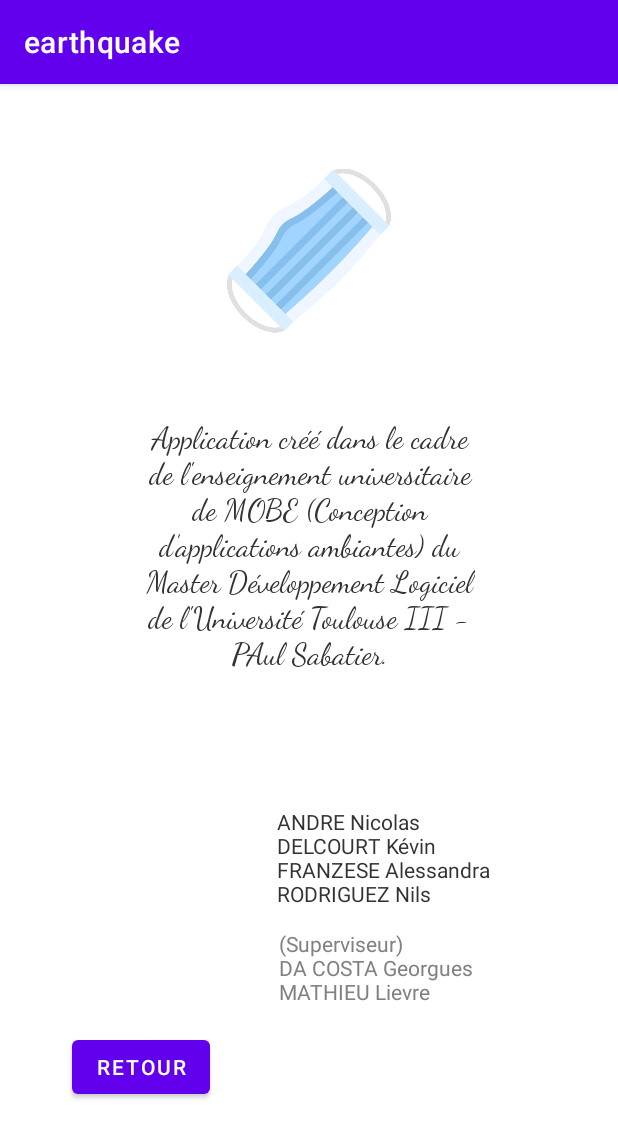
After one commit to mobe-vacances/earthquake, an Android app: the Credit screen opened directly, with no data from a screen before it, on a phone screen of 412 x 824 dp. The commit adds this screen. Shown: the top 1138 px of the screen. Run offline under Robolectric (Android 15) with nearby library versions, the phone set to English and light mode, and no system bars.

Commit message:
Add credit activity.

```diff
--- a/app/src/main/AndroidManifest.xml
+++ b/app/src/main/AndroidManifest.xml
@@ -9,9 +9,10 @@
         android:roundIcon="@drawable/icon"
         android:supportsRtl="true"
         android:theme="@style/Theme.Earthquake">
+        <activity android:name=".game_menu.Credit"></activity>
         <activity
             android:name=".game_menu.GameOver"
-            android:screenOrientation="portrait"></activity>
+            android:screenOrientation="portrait" />
         <activity
             android:name=".game_menu.MainMenu"
             android:label="@string/app_name"
@@ -25,8 +26,7 @@
         <activity
             android:name=".game.GameActivity"
             android:label="@string/app_name"
-            android:screenOrientation="portrait"
-            ></activity>
+            android:screenOrientation="portrait" />
     </application>
 
 </manifest>
--- /dev/null
+++ b/app/src/main/java/helloandroid/m2dl/earthquake/game_menu/Credit.java
@@ -0,0 +1,24 @@
+package helloandroid.m2dl.earthquake.game_menu;
+
+import androidx.appcompat.app.AppCompatActivity;
+
+import android.content.Intent;
+import android.os.Bundle;
+import android.view.View;
+
+import helloandroid.m2dl.earthquake.R;
+
+public class Credit extends AppCompatActivity {
+
+    @Override
+    protected void onCreate(Bundle savedInstanceState) {
+        super.onCreate(savedInstanceState);
+        setContentView(R.layout.activity_credit);
+    }
+
+
+    public void backMenu(View view) {
+        Intent intent = new Intent(Credit.this, MainMenu.class);
+        startActivity(intent);
+    }
+}
--- a/app/src/main/java/helloandroid/m2dl/earthquake/game_menu/MainMenu.java
+++ b/app/src/main/java/helloandroid/m2dl/earthquake/game_menu/MainMenu.java
@@ -20,6 +20,10 @@ public class MainMenu extends AppCompatActivity {
     public void lauchGame(View view){
         Intent intent = new Intent(MainMenu.this, GameActivity.class);
         startActivity(intent);
+    }
 
+    public void lauchCredit(View view) {
+        Intent intent = new Intent(MainMenu.this, Credit.class);
+        startActivity(intent);
     }
 }
--- /dev/null
+++ b/app/src/main/res/layout/activity_credit.xml
@@ -0,0 +1,73 @@
+<?xml version="1.0" encoding="utf-8"?>
+<androidx.constraintlayout.widget.ConstraintLayout xmlns:android="http://schemas.android.com/apk/res/android"
+    xmlns:app="http://schemas.android.com/apk/res-auto"
+    xmlns:tools="http://schemas.android.com/tools"
+    android:layout_width="match_parent"
+    android:layout_height="match_parent"
+    tools:context=".game_menu.Credit">
+
+    <TextView
+        android:id="@+id/textView2"
+        android:layout_width="221dp"
+        android:layout_height="238dp"
+        android:fontFamily="cursive"
+        android:text="Application créé dans le cadre de l'enseignement universitaire de MOBE (Conception d’applications ambiantes) du Master Développement Logiciel de l'Université Toulouse III - PAul Sabatier."
+        android:textAlignment="center"
+        android:textColor="#333"
+        android:textSize="20sp"
+        app:layout_constraintBottom_toBottomOf="parent"
+        app:layout_constraintEnd_toEndOf="parent"
+        app:layout_constraintStart_toStartOf="parent"
+        app:layout_constraintTop_toBottomOf="@+id/imageView"
+        app:layout_constraintVertical_bias="0.12" />
+
+    <TextView
+        android:id="@+id/textView3"
+        android:layout_width="210dp"
+        android:layout_height="75dp"
+        android:text="ANDRE Nicolas \nDELCOURT Kévin\nFRANZESE Alessandra\nRODRIGUEZ Nils"
+        android:textColor="#333"
+        app:layout_constraintBottom_toBottomOf="parent"
+        app:layout_constraintEnd_toEndOf="parent"
+        app:layout_constraintHorizontal_bias="0.722"
+        app:layout_constraintStart_toEndOf="@+id/button5"
+        app:layout_constraintTop_toTopOf="parent"
+        app:layout_constraintVertical_bias="0.696" />
+
+    <TextView
+        android:id="@+id/textView12"
+        android:layout_width="208dp"
+        android:layout_height="69dp"
+        android:text="(Superviseur)\nDA COSTA Georgues\nMATHIEU Lievre"
+        android:textColor="#818181"
+        app:layout_constraintBottom_toBottomOf="parent"
+        app:layout_constraintEnd_toEndOf="parent"
+        app:layout_constraintHorizontal_bias="0.72"
+        app:layout_constraintStart_toEndOf="@+id/button5"
+        app:layout_constraintTop_toBottomOf="@+id/textView3"
+        app:layout_constraintVertical_bias="0.044" />
+
+    <ImageView
+        android:id="@+id/imageView"
+        android:layout_width="109dp"
+        android:layout_height="142dp"
+        app:layout_constraintBottom_toBottomOf="parent"
+        app:layout_constraintEnd_toEndOf="parent"
+        app:layout_constraintStart_toStartOf="parent"
+        app:layout_constraintTop_toTopOf="parent"
+        app:layout_constraintVertical_bias="0.064"
+        app:srcCompat="@drawable/mask" />
+
+    <Button
+        android:id="@+id/button5"
+        android:layout_width="wrap_content"
+        android:layout_height="wrap_content"
+        android:onClick="backMenu"
+        android:text="RETOUR"
+        app:layout_constraintBottom_toBottomOf="parent"
+        app:layout_constraintEnd_toEndOf="parent"
+        app:layout_constraintHorizontal_bias="0.15"
+        app:layout_constraintStart_toStartOf="parent"
+        app:layout_constraintTop_toTopOf="parent"
+        app:layout_constraintVertical_bias="0.877" />
+</androidx.constraintlayout.widget.ConstraintLayout>
--- a/app/src/main/res/layout/activity_menu2.xml
+++ b/app/src/main/res/layout/activity_menu2.xml
@@ -68,6 +68,18 @@
         app:layout_constraintStart_toStartOf="parent"
         app:layout_constraintTop_toBottomOf="@+id/textView" />
 
+    <Button
+        android:id="@+id/button4"
+        android:layout_width="wrap_content"
+        android:layout_height="wrap_content"
+        android:layout_marginTop="92dp"
+        android:onClick="lauchCredit"
+        android:text="Crédit"
+        android:textColor="#FFF"
+        app:layout_constraintEnd_toEndOf="parent"
+        app:layout_constraintStart_toStartOf="parent"
+        app:layout_constraintTop_toBottomOf="@+id/textView" />
+
     <TextView
         android:id="@+id/textView6"
         android:layout_width="wrap_content"
```
